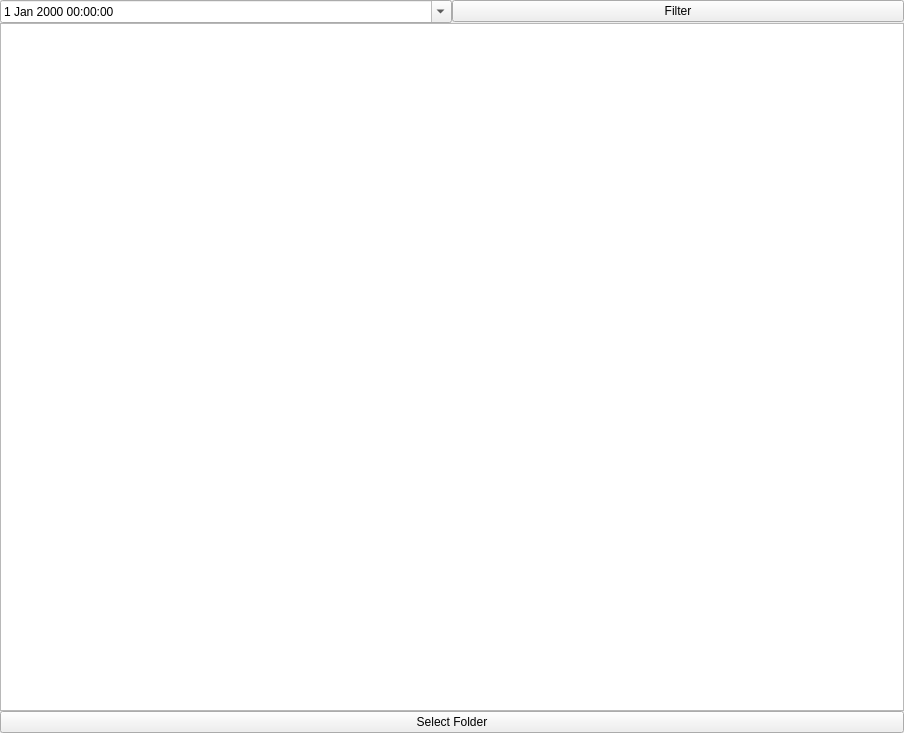
First picture: the form in SEGUIApp/Resources/QtUi/OfflineModeWidget.ui, repository wdznak/SEGUIApp, before the edit.
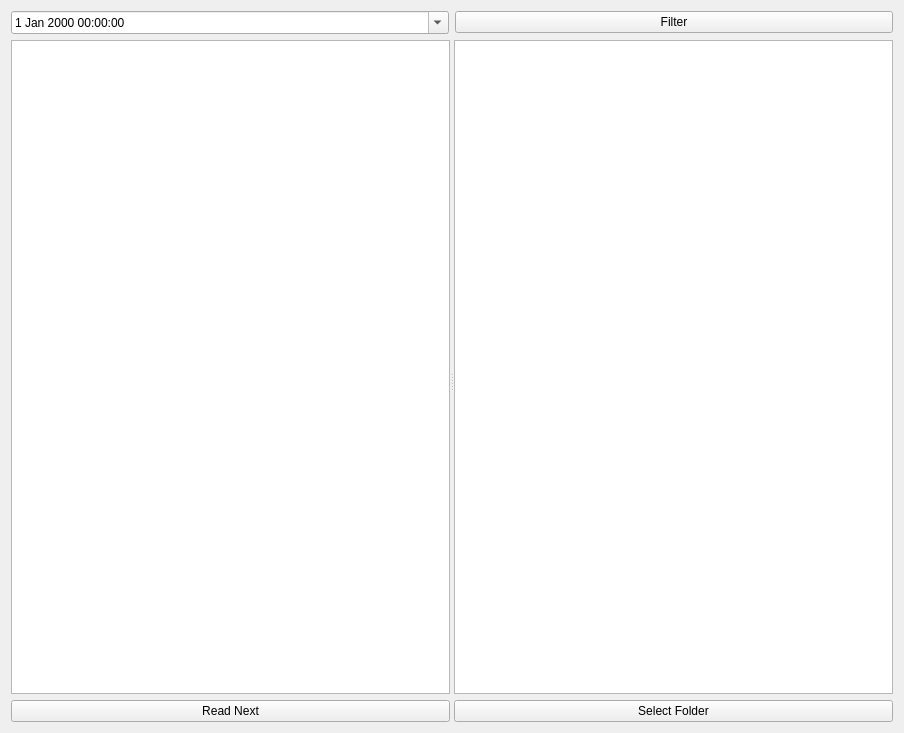
Second picture: the form after the edit.

What changed in the file:
```diff
--- a/SEGUIApp/Resources/QtUi/OfflineModeWidget.ui
+++ b/SEGUIApp/Resources/QtUi/OfflineModeWidget.ui
@@ -13,22 +13,7 @@
   <property name="windowTitle">
    <string>Form</string>
   </property>
-  <layout class="QVBoxLayout" name="verticalLayout">
-   <property name="spacing">
-    <number>0</number>
-   </property>
-   <property name="leftMargin">
-    <number>0</number>
-   </property>
-   <property name="topMargin">
-    <number>0</number>
-   </property>
-   <property name="rightMargin">
-    <number>0</number>
-   </property>
-   <property name="bottomMargin">
-    <number>0</number>
-   </property>
+  <layout class="QVBoxLayout" name="verticalLayout_2">
    <item>
     <layout class="QHBoxLayout" name="topHLayout">
      <item>
@@ -58,8 +43,25 @@
     </layout>
    </item>
    <item>
-    <layout class="QHBoxLayout" name="centerHLayout">
-     <item>
+    <widget class="QSplitter" name="splitter">
+     <property name="orientation">
+      <enum>Qt::Horizontal</enum>
+     </property>
+     <widget class="QWidget" name="verticalLayoutWidget">
+      <layout class="QVBoxLayout" name="depthLayout">
+       <item>
+        <widget class="QTableView" name="depthTable"/>
+       </item>
+       <item>
+        <widget class="QPushButton" name="readNext">
+         <property name="text">
+          <string>Read Next</string>
+         </property>
+        </widget>
+       </item>
+      </layout>
+     </widget>
+     <widget class="QWidget" name="">
       <layout class="QVBoxLayout" name="fileListLayout">
        <item>
         <widget class="QTableView" name="fileTable"/>
@@ -72,8 +74,8 @@
         </widget>
        </item>
       </layout>
-     </item>
-    </layout>
+     </widget>
+    </widget>
    </item>
   </layout>
  </widget>
```
